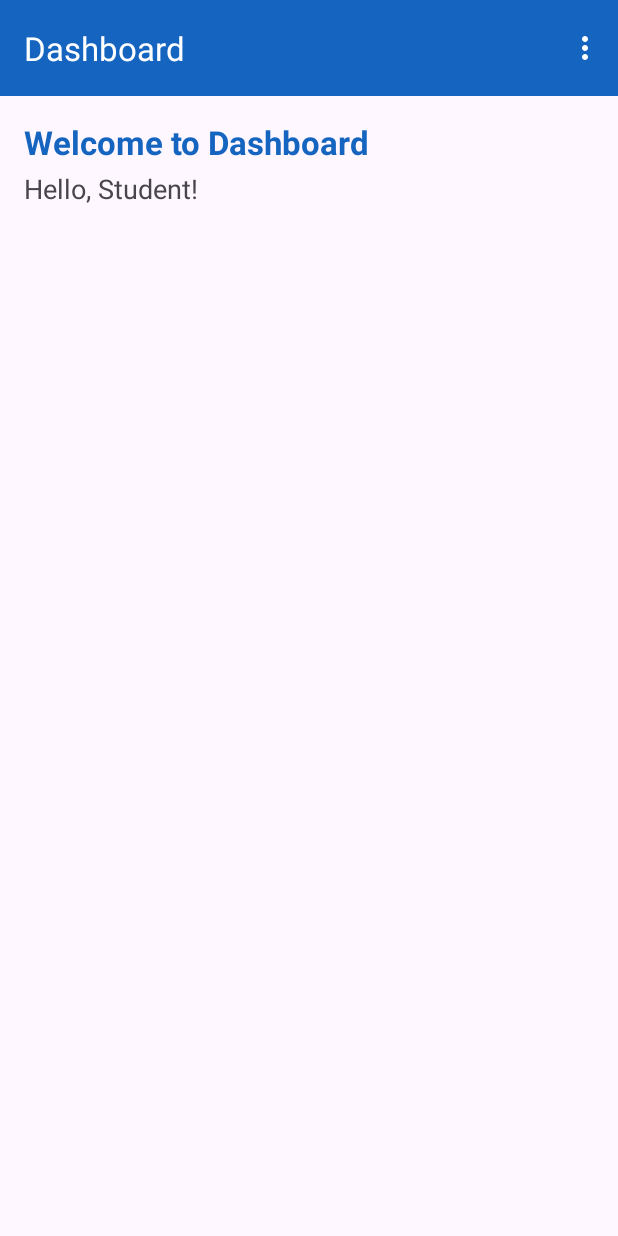
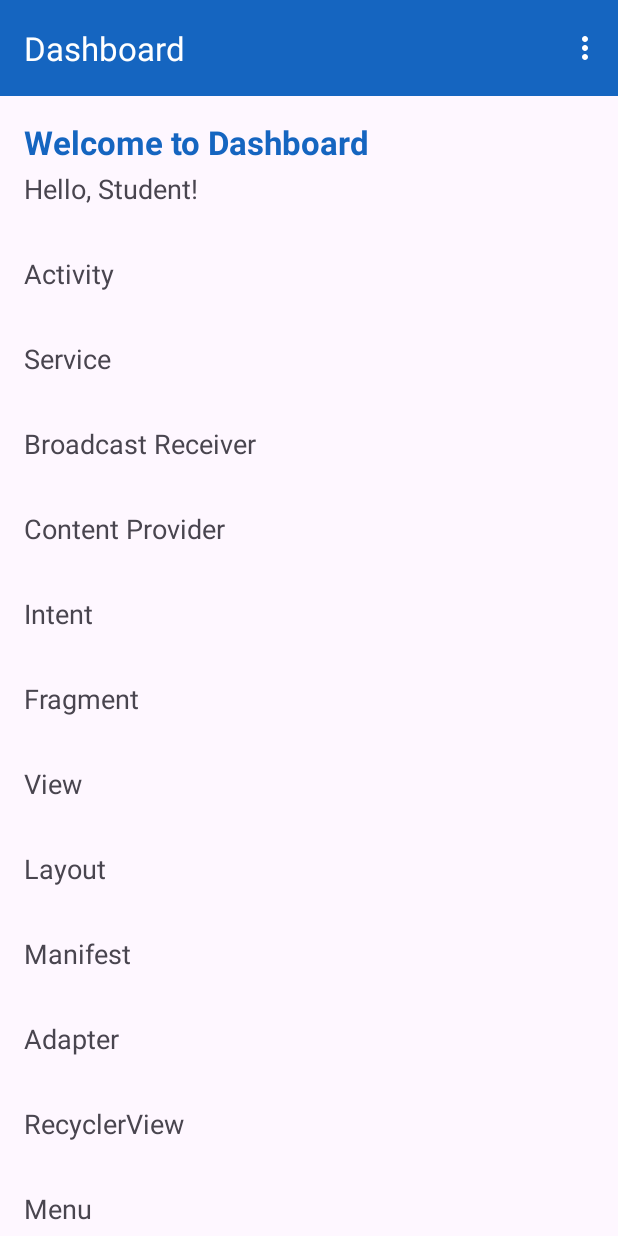
Before and after one commit to DhananjanaB/Lab-02-Android, an Android app: the screen it shows after launch (DashboardActivity), after a tap on "Save Profile", on a phone screen of 412 x 824 dp. Run offline under Robolectric (Android 15) with nearby library versions, the phone set to English and light mode, and no system bars.

Commit message:
Connect Adapter to RecyclerView

```diff
--- a/app/src/main/java/com/example/uidesignlab/DashboardActivity.java
+++ b/app/src/main/java/com/example/uidesignlab/DashboardActivity.java
@@ -13,6 +13,12 @@ import android.widget.Toast;
 
 import androidx.annotation.NonNull;
 import androidx.appcompat.app.AlertDialog;
+
+import androidx.recyclerview.widget.LinearLayoutManager;
+import androidx.recyclerview.widget.RecyclerView;
+
+import java.util.ArrayList;
+import java.util.List;
 
 public class DashboardActivity extends AppCompatActivity {
 
@@ -36,6 +42,31 @@ public class DashboardActivity extends AppCompatActivity {
         TextView txtUserName = findViewById(R.id.txtUserName);
 
         txtUserName.setText(getString(R.string.hello_user, userName));
+
+        RecyclerView recyclerView = findViewById(R.id.recyclerView);
+
+        recyclerView.setLayoutManager(
+                new LinearLayoutManager(this)
+        );
+
+        List<String> items = new ArrayList<>();
+
+        items.add("Activity");
+        items.add("Service");
+        items.add("Broadcast Receiver");
+        items.add("Content Provider");
+        items.add("Intent");
+        items.add("Fragment");
+        items.add("View");
+        items.add("Layout");
+        items.add("Manifest");
+        items.add("Adapter");
+        items.add("RecyclerView");
+        items.add("Menu");
+
+        MyAdapter myAdapter = new MyAdapter(items);
+
+        recyclerView.setAdapter(myAdapter);
     }
 
     @Override
--- a/app/src/main/java/com/example/uidesignlab/MyAdapter.java
+++ b/app/src/main/java/com/example/uidesignlab/MyAdapter.java
@@ -1,4 +1,56 @@
 package com.example.uidesignlab;
 
-public class MyAdapter {
+import android.view.LayoutInflater;
+import android.view.View;
+import android.view.ViewGroup;
+import android.widget.TextView;
+
+import androidx.annotation.NonNull;
+import androidx.recyclerview.widget.RecyclerView;
+
+import java.util.List;
+
+public class MyAdapter extends RecyclerView.Adapter<MyAdapter.MyViewHolder> {
+
+    private final List<String> items;
+
+    public MyAdapter(List<String> items) {
+        this.items = items;
+    }
+
+    // One row box
+    public static class MyViewHolder extends RecyclerView.ViewHolder {
+
+        TextView txtItem;
+
+        public MyViewHolder(@NonNull View itemView) {
+            super(itemView);
+
+            txtItem = itemView.findViewById(R.id.txtItem);
+        }
+    }
+
+    @NonNull
+    @Override
+    public MyViewHolder onCreateViewHolder(
+            @NonNull ViewGroup parent, int viewType) {
+
+        View view = LayoutInflater.from(parent.getContext())
+                .inflate(R.layout.list_item, parent, false);
+
+        return new MyViewHolder(view);
+    }
+
+    @Override
+    public void onBindViewHolder(
+            @NonNull MyViewHolder holder, int position) {
+
+        holder.txtItem.setText(items.get(position));
+    }
+
+    @Override
+    public int getItemCount() {
+
+        return items.size();
+    }
 }
```
